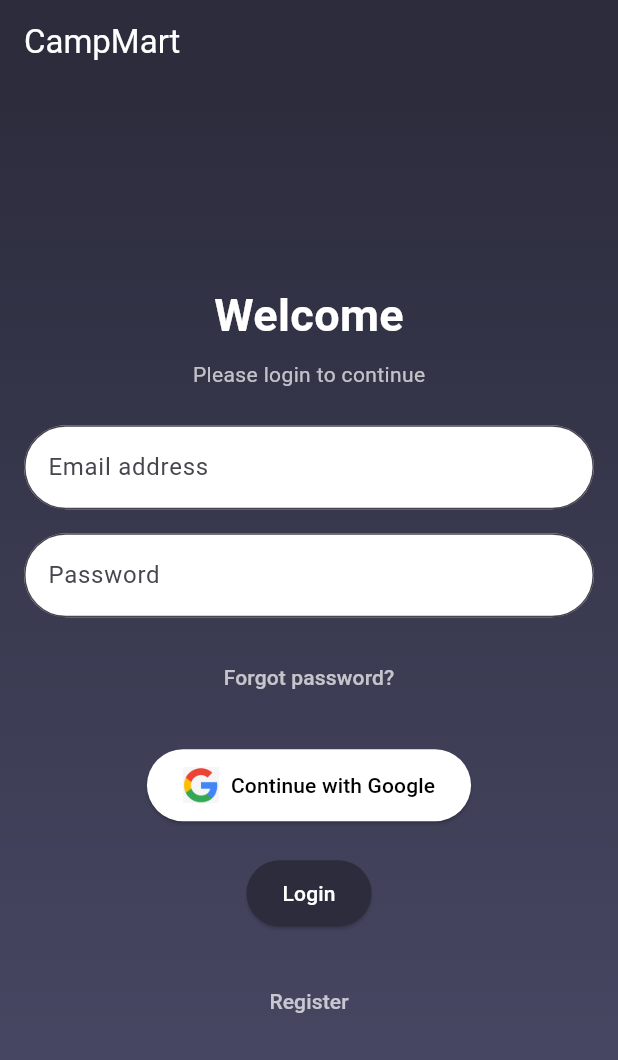
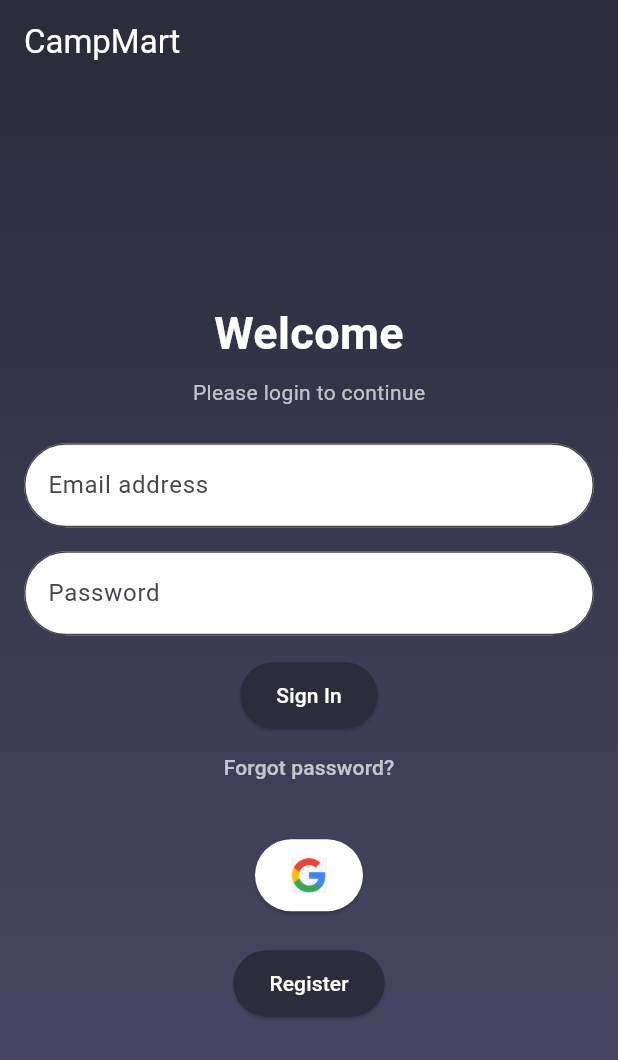
Before and after one commit to ST60002CEM/batch32b-Aayush1222, a Flutter app: the screen it shows after launch, on a phone screen of 412 x 824 dp. Shown: the top 1060 px of the screen. Run offline on Flutter 3.47's test engine with Material 3 defaults, Android fonts, the phone set to English and light mode, and no system bars.

Commit message:
changing buttons

```diff
--- a/campmart/lib/app/app.dart
+++ b/campmart/lib/app/app.dart
@@ -10,6 +10,7 @@ class App extends StatelessWidget {
   @override
   Widget build(BuildContext context) {
     return MaterialApp(
+      debugShowCheckedModeBanner: false,
       home: SplashScreen(),
     );
   }
--- a/campmart/lib/screen/login_screen.dart
+++ b/campmart/lib/screen/login_screen.dart
@@ -2,7 +2,7 @@ import '../screen/register_screen.dart';
 import 'package:flutter/material.dart';
 
 class LoginPage extends StatefulWidget {
-  const LoginPage({super.key});
+  const LoginPage({Key? key}) : super(key: key);
 
   @override
   _LoginPageState createState() => _LoginPageState();
@@ -24,7 +24,9 @@ class _LoginPageState extends State<LoginPage> {
         backgroundColor: Color.fromARGB(255, 44, 44, 61),
         elevation: 0,
       ),
-      body: Container(
+      body: Stack(
+        children: [
+          Container(
             width: double.infinity,
             height: double.infinity,
             decoration: BoxDecoration(
@@ -37,8 +39,11 @@ class _LoginPageState extends State<LoginPage> {
                 end: Alignment.bottomCenter,
               ),
             ),
-        child: Padding(
+          ),
+          Padding(
             padding: const EdgeInsets.all(16.0),
+            child: Center(
+              child: SingleChildScrollView(
                 child: Form(
                   key: _formKey,
                   child: Column(
@@ -99,6 +104,26 @@ class _LoginPageState extends State<LoginPage> {
                         },
                       ),
                       const SizedBox(height: 16.0),
+                      ElevatedButton(
+                        onPressed: () {
+                          if (_formKey.currentState!.validate()) {
+                            _formKey.currentState!.save();
+                            // Handle login logic
+                          }
+                        },
+                        style: ElevatedButton.styleFrom(
+                          backgroundColor: Color.fromARGB(255, 44, 44, 61),
+                          shape: RoundedRectangleBorder(
+                            borderRadius: BorderRadius.circular(30.0),
+                          ),
+                          padding: const EdgeInsets.symmetric(
+                              vertical: 12.0, horizontal: 24.0),
+                        ),
+                        child: const Text(
+                          'Sign In',
+                          style: TextStyle(color: Colors.white),
+                        ),
+                      ),
                       TextButton(
                         onPressed: () {
                           // Handle forgot password action
@@ -129,18 +154,20 @@ class _LoginPageState extends State<LoginPage> {
                               'assets/images/google_logo.png',
                               height: 24.0,
                             ),
-                      const SizedBox(width: 8.0),
-                      const Text('Continue with Google'),
+                            //const SizedBox(width: 8.0),
+                            // const Text('Continue with Google'),
                           ],
                         ),
                       ),
                       const SizedBox(height: 24.0),
                       ElevatedButton(
                         onPressed: () {
-                    if (_formKey.currentState!.validate()) {
-                      _formKey.currentState!.save();
-                      // Handle login logic
-                    }
+                          Navigator.push(
+                            context,
+                            MaterialPageRoute(
+                                builder: (context) => SignUpPage()),
+                          );
+                          // Navigate to sign-up page
                         },
                         style: ElevatedButton.styleFrom(
                           backgroundColor: Color.fromARGB(255, 44, 44, 61),
@@ -151,22 +178,8 @@ class _LoginPageState extends State<LoginPage> {
                               vertical: 12.0, horizontal: 24.0),
                         ),
                         child: const Text(
-                    'Login',
+                          'Register',
                           style: TextStyle(color: Colors.white),
-                  ),
-                ),
-                const SizedBox(height: 24.0),
-                TextButton(
-                  onPressed: () {
-                    Navigator.push(
-                      context,
-                      MaterialPageRoute(builder: (context) => SignUpPage()),
-                    );
-                    // Navigate to sign-up page
-                  },
-                  child: const Text(
-                    'Register',
-                    style: TextStyle(color: Colors.white70),
                         ),
                       ),
                     ],
@@ -174,6 +187,9 @@ class _LoginPageState extends State<LoginPage> {
                 ),
               ),
             ),
+          ),
+        ],
+      ),
     );
   }
 }
```
Also changed, not shown: campmart/lib/screen/register_screen.dart (+115 -33 lines). Lines whose indentation alone changed are shown as unchanged.
